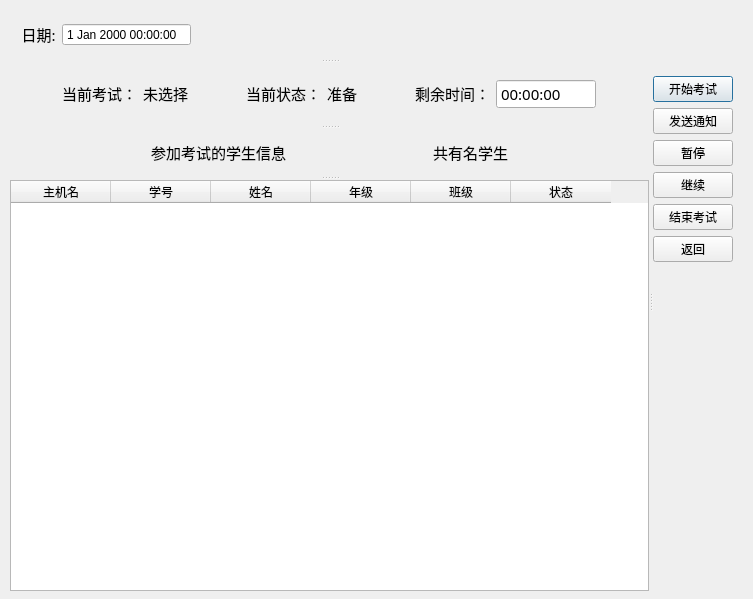
Qt form server/examcontrol.ui (AlanForeverAi/Exams) before a commit.
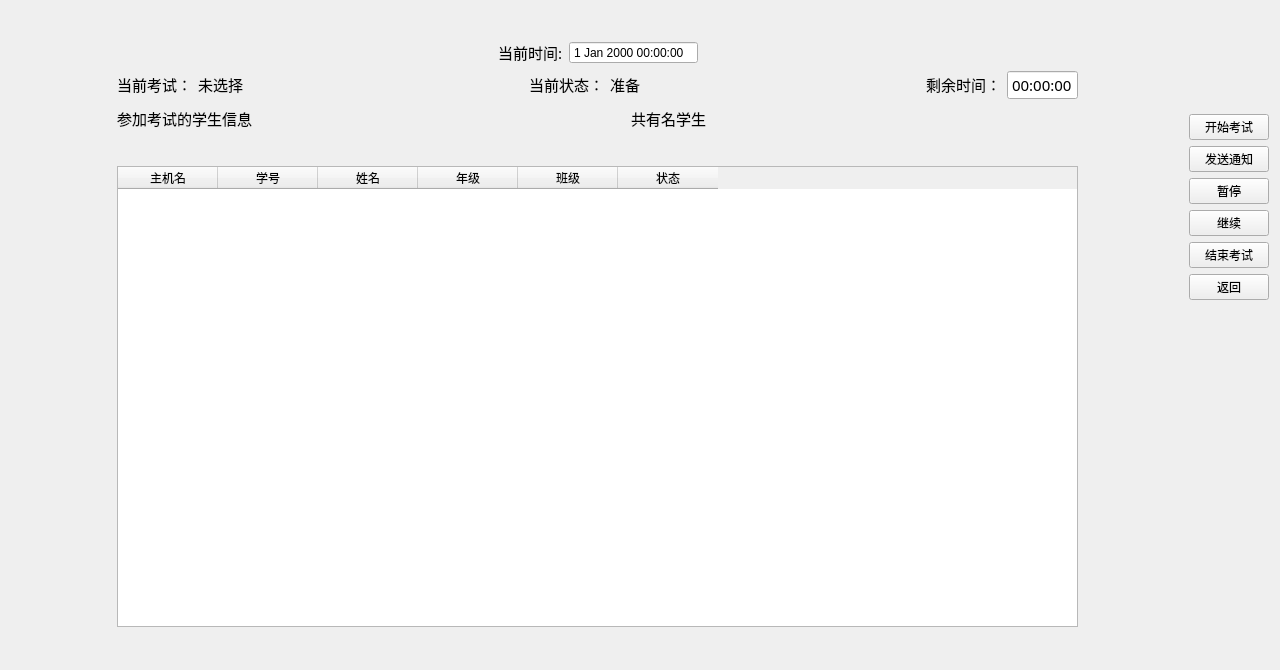
The same form after that commit.

```diff
--- a/server/examcontrol.ui
+++ b/server/examcontrol.ui
@@ -1,37 +1,64 @@
 <?xml version="1.0" encoding="UTF-8"?>
 <ui version="4.0">
  <class>ExamControl</class>
- <widget class="QDialog" name="ExamControl">
+ <widget class="QWidget" name="ExamControl">
   <property name="geometry">
    <rect>
     <x>0</x>
     <y>0</y>
-    <width>753</width>
-    <height>599</height>
+    <width>1280</width>
+    <height>670</height>
    </rect>
   </property>
+  <property name="minimumSize">
+   <size>
+    <width>1280</width>
+    <height>670</height>
+   </size>
+  </property>
+  <property name="maximumSize">
+   <size>
+    <width>1280</width>
+    <height>670</height>
+   </size>
+  </property>
   <property name="windowTitle">
    <string>Dialog</string>
   </property>
-  <widget class="QSplitter" name="splitter_3">
-   <property name="geometry">
-    <rect>
-     <x>10</x>
-     <y>10</y>
-     <width>771</width>
-     <height>581</height>
-    </rect>
-   </property>
-   <property name="orientation">
-    <enum>Qt::Horizontal</enum>
-   </property>
-   <widget class="QSplitter" name="splitter_2">
-    <property name="orientation">
-     <enum>Qt::Vertical</enum>
-    </property>
-    <widget class="QWidget" name="layoutWidget">
      <layout class="QHBoxLayout" name="horizontalLayout_7">
       <item>
+    <spacer name="horizontalSpacer_7">
+     <property name="orientation">
+      <enum>Qt::Horizontal</enum>
+     </property>
+     <property name="sizeHint" stdset="0">
+      <size>
+       <width>87</width>
+       <height>20</height>
+      </size>
+     </property>
+    </spacer>
+   </item>
+   <item>
+    <layout class="QVBoxLayout" name="verticalLayout_3">
+     <item>
+      <layout class="QVBoxLayout" name="verticalLayout_2">
+       <item>
+        <layout class="QHBoxLayout" name="horizontalLayout_6">
+         <item>
+          <spacer name="horizontalSpacer_2">
+           <property name="orientation">
+            <enum>Qt::Horizontal</enum>
+           </property>
+           <property name="sizeHint" stdset="0">
+            <size>
+             <width>40</width>
+             <height>20</height>
+            </size>
+           </property>
+          </spacer>
+         </item>
+         <item>
        <widget class="QLabel" name="label_date_2">
         <property name="sizePolicy">
          <sizepolicy hsizetype="Fixed" vsizetype="Fixed">
@@ -46,7 +73,7 @@
          </font>
         </property>
         <property name="text">
-         <string>   日期:</string>
+            <string>当前时间:</string>
         </property>
        </widget>
       </item>
@@ -61,7 +88,7 @@
        </widget>
       </item>
       <item>
-       <spacer name="horizontalSpacer_2">
+          <spacer name="horizontalSpacer_6">
         <property name="orientation">
          <enum>Qt::Horizontal</enum>
         </property>
@@ -74,12 +101,8 @@
        </spacer>
       </item>
      </layout>
-    </widget>
-    <widget class="QSplitter" name="splitter">
-     <property name="orientation">
-      <enum>Qt::Vertical</enum>
-     </property>
-     <widget class="QWidget" name="layoutWidget">
+       </item>
+       <item>
       <layout class="QHBoxLayout" name="horizontalLayout_4">
        <item>
         <layout class="QHBoxLayout" name="horizontalLayout_3">
@@ -129,6 +152,19 @@
          </item>
         </layout>
        </item>
+         <item>
+          <spacer name="horizontalSpacer">
+           <property name="orientation">
+            <enum>Qt::Horizontal</enum>
+           </property>
+           <property name="sizeHint" stdset="0">
+            <size>
+             <width>40</width>
+             <height>20</height>
+            </size>
+           </property>
+          </spacer>
+         </item>
        <item>
         <layout class="QHBoxLayout" name="horizontalLayout_2">
          <item>
@@ -176,6 +212,19 @@
          </item>
         </layout>
        </item>
+         <item>
+          <spacer name="horizontalSpacer_3">
+           <property name="orientation">
+            <enum>Qt::Horizontal</enum>
+           </property>
+           <property name="sizeHint" stdset="0">
+            <size>
+             <width>40</width>
+             <height>20</height>
+            </size>
+           </property>
+          </spacer>
+         </item>
        <item>
         <layout class="QHBoxLayout" name="horizontalLayout">
          <item>
@@ -230,8 +279,8 @@
         </layout>
        </item>
       </layout>
-     </widget>
-     <widget class="QWidget" name="layoutWidget">
+       </item>
+       <item>
       <layout class="QHBoxLayout" name="horizontalLayout_5">
        <item>
         <widget class="QLabel" name="label_2">
@@ -258,6 +307,19 @@
          </property>
         </widget>
        </item>
+         <item>
+          <spacer name="horizontalSpacer_4">
+           <property name="orientation">
+            <enum>Qt::Horizontal</enum>
+           </property>
+           <property name="sizeHint" stdset="0">
+            <size>
+             <width>40</width>
+             <height>20</height>
+            </size>
+           </property>
+          </spacer>
+         </item>
        <item>
         <widget class="QLabel" name="label_studentcount">
          <property name="sizePolicy">
@@ -283,9 +345,24 @@
          </property>
         </widget>
        </item>
-      </layout>
-     </widget>
-    </widget>
+         <item>
+          <spacer name="horizontalSpacer_5">
+           <property name="orientation">
+            <enum>Qt::Horizontal</enum>
+           </property>
+           <property name="sizeHint" stdset="0">
+            <size>
+             <width>40</width>
+             <height>20</height>
+            </size>
+           </property>
+          </spacer>
+         </item>
+        </layout>
+       </item>
+      </layout>
+     </item>
+     <item>
     <widget class="QTableWidget" name="tableWidget_student">
      <property name="sizePolicy">
       <sizepolicy hsizetype="Fixed" vsizetype="Fixed">
@@ -295,8 +372,14 @@
      </property>
      <property name="minimumSize">
       <size>
-       <width>0</width>
-       <height>215</height>
+         <width>961</width>
+         <height>461</height>
+        </size>
+       </property>
+       <property name="maximumSize">
+        <size>
+         <width>961</width>
+         <height>461</height>
       </size>
      </property>
      <property name="editTriggers">
@@ -333,8 +416,23 @@
       </property>
      </column>
     </widget>
-   </widget>
-   <widget class="QWidget" name="layoutWidget">
+     </item>
+    </layout>
+   </item>
+   <item>
+    <spacer name="horizontalSpacer_8">
+     <property name="orientation">
+      <enum>Qt::Horizontal</enum>
+     </property>
+     <property name="sizeHint" stdset="0">
+      <size>
+       <width>86</width>
+       <height>20</height>
+      </size>
+     </property>
+    </spacer>
+   </item>
+   <item>
     <layout class="QVBoxLayout" name="verticalLayout">
      <item>
       <spacer name="verticalSpacer">
@@ -349,6 +447,19 @@
        </property>
       </spacer>
      </item>
+     <item>
+      <spacer name="verticalSpacer_7">
+       <property name="orientation">
+        <enum>Qt::Vertical</enum>
+       </property>
+       <property name="sizeHint" stdset="0">
+        <size>
+         <width>20</width>
+         <height>40</height>
+        </size>
+       </property>
+      </spacer>
+     </item>
      <item>
       <widget class="QPushButton" name="pushButton_begin">
        <property name="sizePolicy">
@@ -512,6 +623,19 @@
        </property>
       </spacer>
      </item>
+     <item>
+      <spacer name="verticalSpacer_8">
+       <property name="orientation">
+        <enum>Qt::Vertical</enum>
+       </property>
+       <property name="sizeHint" stdset="0">
+        <size>
+         <width>20</width>
+         <height>40</height>
+        </size>
+       </property>
+      </spacer>
+     </item>
      <item>
       <spacer name="verticalSpacer_5">
        <property name="orientation">
@@ -551,6 +675,19 @@
        </property>
       </spacer>
      </item>
+     <item>
+      <spacer name="verticalSpacer_9">
+       <property name="orientation">
+        <enum>Qt::Vertical</enum>
+       </property>
+       <property name="sizeHint" stdset="0">
+        <size>
+         <width>20</width>
+         <height>40</height>
+        </size>
+       </property>
+      </spacer>
+     </item>
      <item>
       <spacer name="verticalSpacer_3">
        <property name="orientation">
@@ -565,8 +702,17 @@
       </spacer>
      </item>
     </layout>
-   </widget>
-  </widget>
+   </item>
+  </layout>
+  <zorder>splitter_3</zorder>
+  <zorder>verticalSpacer</zorder>
+  <zorder>horizontalSpacer</zorder>
+  <zorder>horizontalSpacer_3</zorder>
+  <zorder>horizontalSpacer_4</zorder>
+  <zorder>horizontalSpacer_5</zorder>
+  <zorder>horizontalSpacer_6</zorder>
+  <zorder>horizontalSpacer_7</zorder>
+  <zorder>horizontalSpacer_8</zorder>
  </widget>
  <resources/>
  <connections/>
```
Left out of the diff: 2 changed lines with no effect on the pictures. Lines whose indentation alone changed are shown as unchanged.
